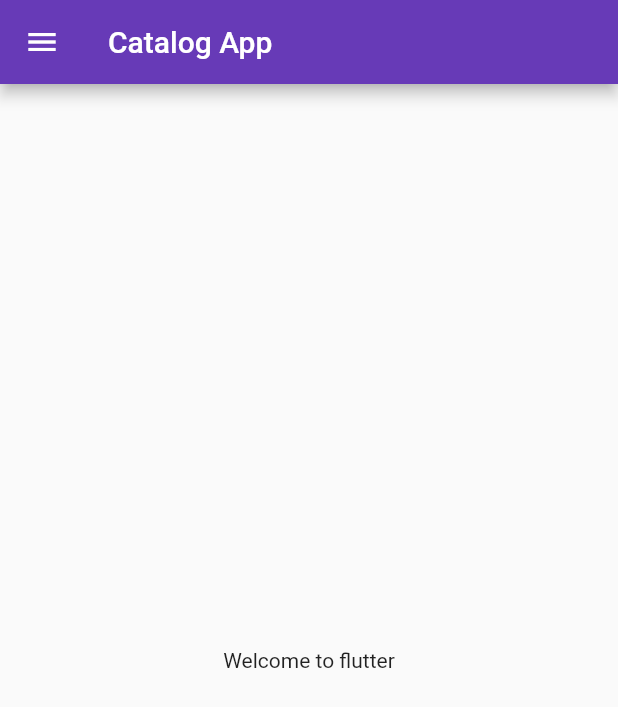
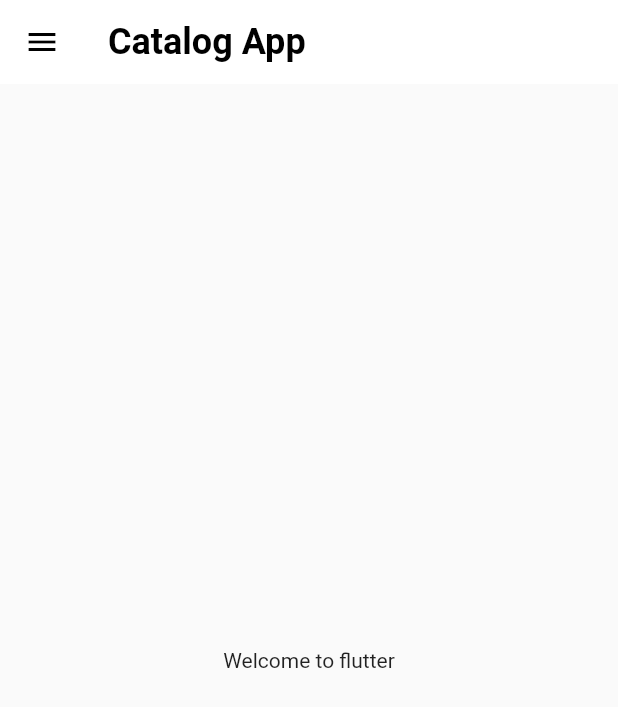
Before and after one commit to Aasimbhat/Catalog_App, a Flutter app: the screen it shows after launch, on a phone screen of 412 x 824 dp. Shown: the top 707 px of the screen. Run offline on Flutter 3.47's test engine with Material 2 defaults, Android fonts, the phone set to English and light mode, and no system bars.

Commit message:
extracted themes from theme file

```diff
--- a/lib/main.dart
+++ b/lib/main.dart
@@ -2,6 +2,7 @@ import 'package:flutter/material.dart';
 import 'package:flutter_30days/pages/home_page.dart';
 import 'package:flutter_30days/pages/login.dart';
 import 'package:flutter_30days/utils/routes.dart';
+import 'package:flutter_30days/widgets/themes.dart';
 
 void main() {
   runApp(const MyApp());
@@ -16,12 +17,8 @@ class MyApp extends StatelessWidget {
       debugShowCheckedModeBanner: false,
       themeMode: ThemeMode.light,
 
-      theme: ThemeData(
-        primarySwatch: Colors.deepPurple,
-     ),
-      darkTheme: ThemeData(
-        brightness:Brightness.dark
-      ),
+      theme:MyTheme.ligthTheme,
+      darkTheme: MyTheme.darkThemeTheme,
       initialRoute:MyRoutes.homeRoute ,
       routes: {
         MyRoutes.loginRoute :(context)=>LoginPage(),
--- a/lib/pages/home_page.dart
+++ b/lib/pages/home_page.dart
@@ -7,7 +7,9 @@ class HomePage extends StatelessWidget {
   Widget build(BuildContext context) {
     return  Scaffold(
       appBar: AppBar(
-        title:  Text("Catalog App"),
+
+        title:  Text("Catalog App",
+      ),
       ),
         body: Center(
 
--- /dev/null
+++ b/lib/widgets/themes.dart
@@ -0,0 +1,17 @@
+import 'package:flutter/material.dart';
+
+class MyTheme{
+  static ThemeData get ligthTheme  =>ThemeData(
+        primarySwatch: Colors.deepPurple,
+        appBarTheme: AppBarTheme(
+          color: Colors.white,
+          elevation: 0,
+          iconTheme: IconThemeData(color: Colors.black),
+          titleTextStyle: TextStyle(color: Colors.black,fontWeight: FontWeight.bold,fontSize: 24)
+        )
+     );
+
+      static ThemeData get darkThemeTheme  =>ThemeData(
+       brightness:Brightness.dark,
+     );
+}
```
